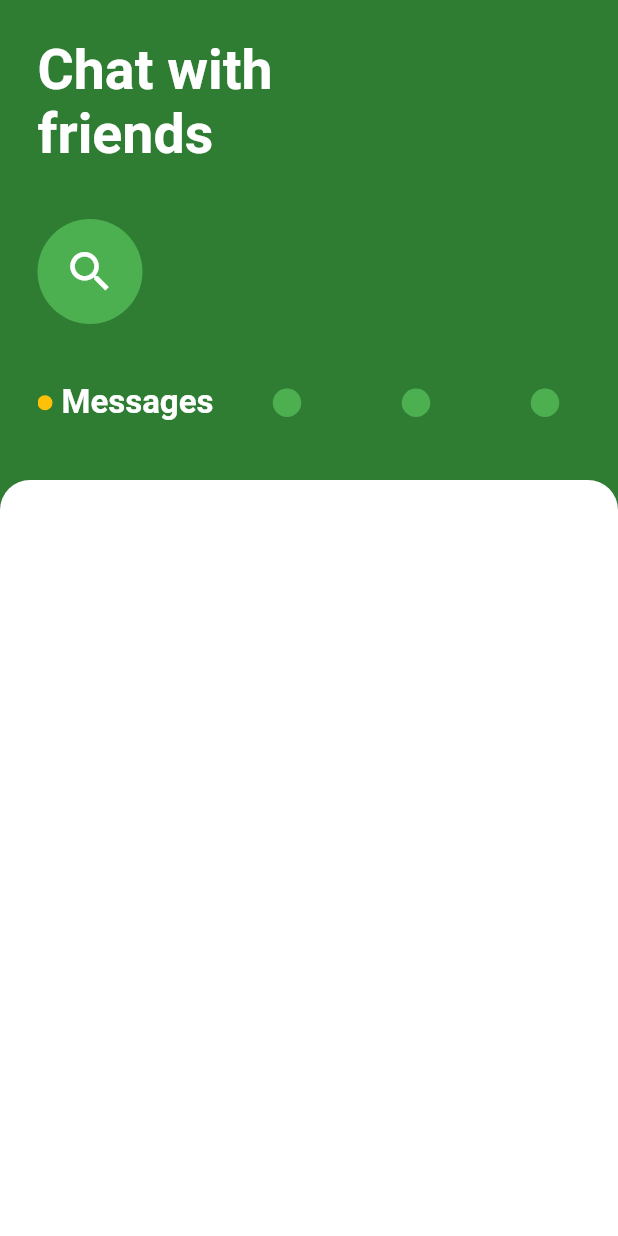
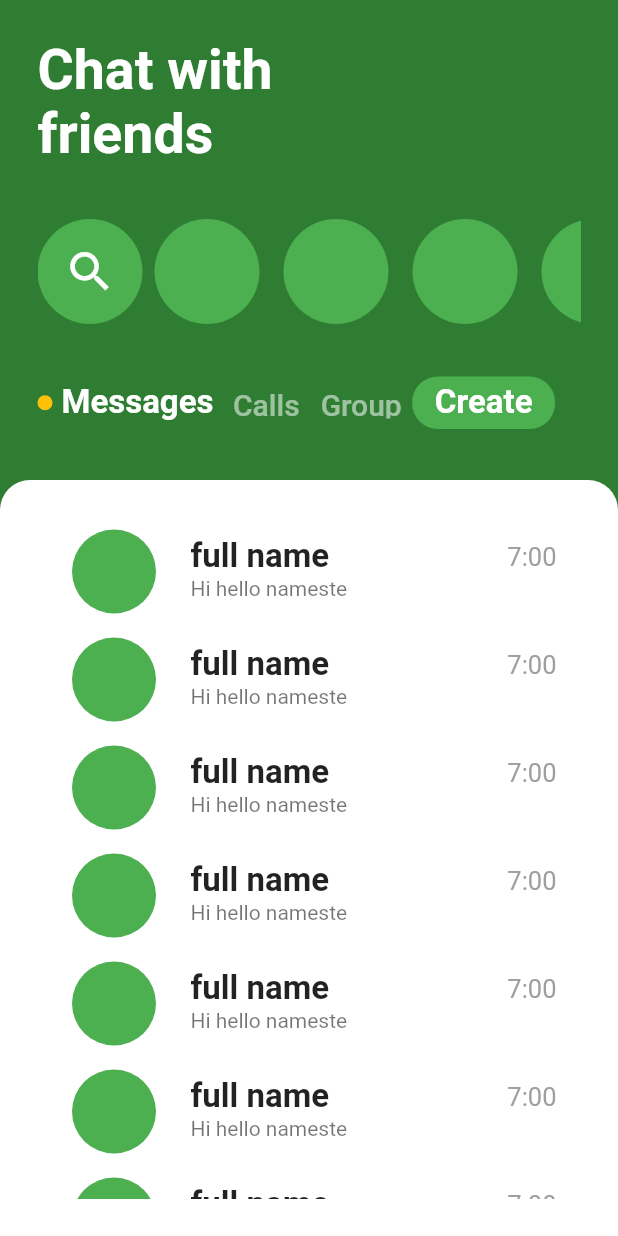
Before and after one commit to anasgamal1/Chat-UI, a Flutter app: the screen it shows after launch, on a phone screen of 412 x 824 dp. Run offline on Flutter 3.47's test engine with Material 2 defaults, Android fonts, the phone set to English and light mode, and no system bars.

Commit message:
ده لحد الدقيقة 12

```diff
--- a/lib/chat_room.dart
+++ b/lib/chat_room.dart
@@ -45,6 +45,13 @@ class ChatRoom extends StatelessWidget {
                             ),
                           );
                         }
+                        return Padding(
+                          padding: const EdgeInsets.all(8),
+                          child: CircleAvatar(
+                            radius: 35,
+                            backgroundColor: Colors.green[500],
+                          ),
+                        );
                       },
                     ),
                   ),
@@ -84,15 +91,24 @@ class ChatRoom extends StatelessWidget {
                               ),
                             ],
                           );
-                        }
-                        return Padding(
-                          padding: const EdgeInsets.all(8.0),
-                          child: CircleAvatar(
-                            radius: 35,
-                            backgroundColor: Colors.green[500],
+                        } else if (index == tabs.length - 1) {
+                          return Container(
+                            padding: EdgeInsets.fromLTRB(15, 4, 15, 4),
+                            alignment: Alignment.center,
+                            child: Text(
+                              tabs[index],
+                              style: TextStyle(
+                                fontSize: 22,
+                                color: Colors.white,
+                                fontWeight: FontWeight.bold,
+                              ),
+                            ),
+                            decoration: BoxDecoration(
+                              color: Colors.green[500],
+                              borderRadius: BorderRadius.circular(17),
                             ),
                           );
-
+                        }
                         return Padding(
                           padding: EdgeInsets.all(7),
                           child: Text(
@@ -112,6 +128,7 @@ class ChatRoom extends StatelessWidget {
             ),
             Expanded(
               child: Container(
+                padding: EdgeInsets.all(25),
                 decoration: BoxDecoration(
                   color: Colors.white,
                   borderRadius: BorderRadius.only(
@@ -119,7 +136,38 @@ class ChatRoom extends StatelessWidget {
                     topRight: Radius.circular(20),
                   ),
                 ),
-            )),
+                child: ListView.builder(
+                    itemCount: 10,
+                    itemBuilder: (BuildContext context, int index) {
+                      return ListTile(
+                        leading: CircleAvatar(
+                          backgroundColor: Colors.green,
+                          radius: 35,
+                        ),
+                        title: Row(
+                          children: [
+                            Text(
+                              'full name',
+                              style: TextStyle(
+                                fontSize: 22,
+                                fontWeight: FontWeight.bold,
+                              ),
+                            ),
+                            Spacer(),
+                            Text(
+                              '7:00',
+                              style: TextStyle(
+                                fontSize: 17,
+                                color: Colors.grey[500],
+                              ),
+                            ),
+                          ],
+                        ),
+                        subtitle: Text('Hi hello nameste'),
+                      );
+                    }),
+              ),
+            ),
           ],
         ),
       ),
```
Lines whose indentation alone changed are shown as unchanged.
